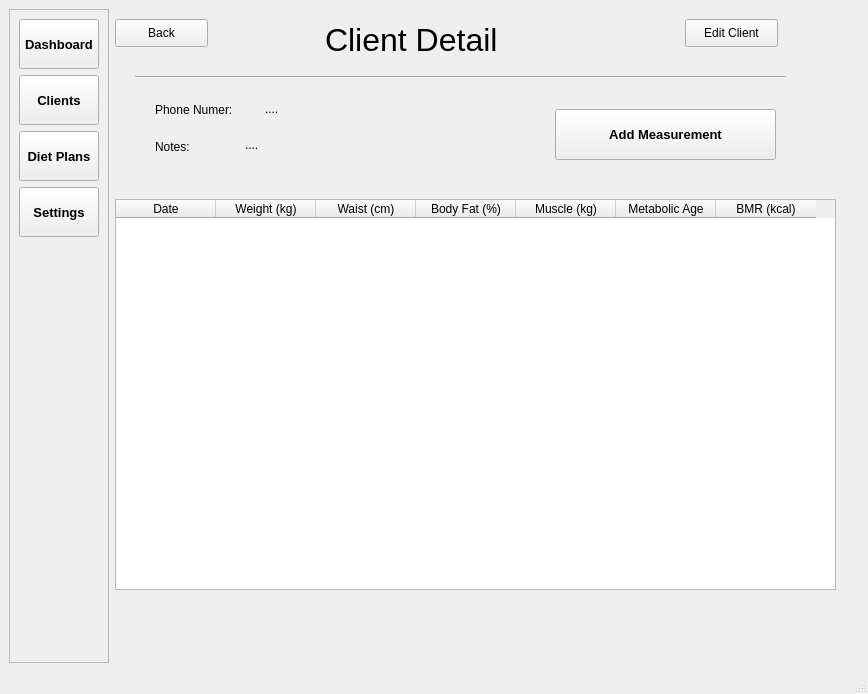
Above: app/views/main_window.ui from cavide-dev/dietician-client-tracker before the change. Below: the same form after it.
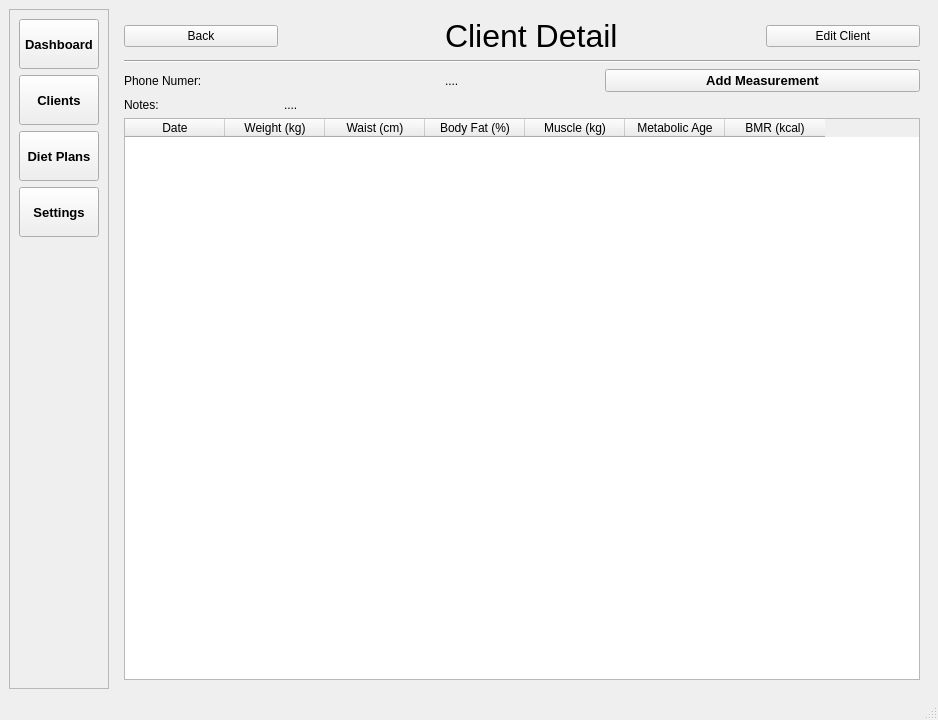
That is the form after the change.

Commit message: feat: refactor client detail layout to use grid layout for improved organization and readability

The edit to the form file:
```diff
--- a/app/views/main_window.ui
+++ b/app/views/main_window.ui
@@ -6,16 +6,16 @@
    <rect>
     <x>0</x>
     <y>0</y>
-    <width>868</width>
-    <height>694</height>
+    <width>938</width>
+    <height>720</height>
    </rect>
   </property>
   <property name="windowTitle">
    <string>MainWindow</string>
   </property>
   <widget class="QWidget" name="centralwidget">
-   <layout class="QHBoxLayout" name="horizontalLayout">
-    <item>
+   <layout class="QGridLayout" name="gridLayout">
+    <item row="0" column="0">
      <widget class="QFrame" name="frame">
       <property name="maximumSize">
        <size>
@@ -138,7 +138,7 @@
       </layout>
      </widget>
     </item>
-    <item>
+    <item row="0" column="1">
      <widget class="QStackedWidget" name="stackedWidget">
       <property name="currentIndex">
        <number>2</number>
@@ -192,28 +192,16 @@
        </layout>
       </widget>
       <widget class="QWidget" name="page_client_detail">
+       <layout class="QGridLayout" name="gridLayout_2">
+        <item row="0" column="0">
        <widget class="QPushButton" name="btn_back_to_list">
-        <property name="geometry">
-         <rect>
-          <x>0</x>
-          <y>10</y>
-          <width>93</width>
-          <height>28</height>
-         </rect>
-        </property>
         <property name="text">
          <string>Back</string>
         </property>
        </widget>
+        </item>
+        <item row="0" column="2" colspan="2">
        <widget class="QLabel" name="lbl_client_name">
-        <property name="geometry">
-         <rect>
-          <x>210</x>
-          <y>10</y>
-          <width>291</width>
-          <height>41</height>
-         </rect>
-        </property>
         <property name="font">
          <font>
           <family>MS UI Gothic</family>
@@ -224,67 +212,64 @@
          <string>Client Detail</string>
         </property>
        </widget>
+        </item>
+        <item row="0" column="4">
+         <widget class="QPushButton" name="btn_edit">
+          <property name="cursor">
+           <cursorShape>PointingHandCursor</cursorShape>
+          </property>
+          <property name="text">
+           <string>Edit Client</string>
+          </property>
+         </widget>
+        </item>
+        <item row="1" column="0" colspan="5">
        <widget class="Line" name="line">
-        <property name="geometry">
-         <rect>
-          <x>20</x>
-          <y>60</y>
-          <width>651</width>
-          <height>16</height>
-         </rect>
-        </property>
         <property name="orientation">
          <enum>Qt::Horizontal</enum>
         </property>
        </widget>
+        </item>
+        <item row="2" column="0" colspan="2">
        <widget class="QLabel" name="label_2">
-        <property name="geometry">
-         <rect>
-          <x>40</x>
-          <y>90</y>
-          <width>101</width>
-          <height>21</height>
-         </rect>
-        </property>
         <property name="text">
          <string>Phone Numer:</string>
         </property>
        </widget>
+        </item>
+        <item row="2" column="2">
        <widget class="QLabel" name="lbl_client_phone">
-        <property name="geometry">
-         <rect>
-          <x>150</x>
-          <y>90</y>
-          <width>91</width>
-          <height>20</height>
-         </rect>
-        </property>
         <property name="text">
          <string>....</string>
         </property>
        </widget>
+        </item>
+        <item row="2" column="3" colspan="2">
+         <widget class="QPushButton" name="btn_add_measurement">
+          <property name="font">
+           <font>
+            <pointsize>10</pointsize>
+            <weight>75</weight>
+            <bold>true</bold>
+           </font>
+          </property>
+          <property name="cursor">
+           <cursorShape>PointingHandCursor</cursorShape>
+          </property>
+          <property name="text">
+           <string>Add Measurement</string>
+          </property>
+         </widget>
+        </item>
+        <item row="3" column="0">
        <widget class="QLabel" name="label_5">
-        <property name="geometry">
-         <rect>
-          <x>40</x>
-          <y>130</y>
-          <width>91</width>
-          <height>16</height>
-         </rect>
-        </property>
         <property name="text">
          <string>Notes:</string>
         </property>
        </widget>
+        </item>
+        <item row="3" column="1" colspan="3">
        <widget class="QLabel" name="lbl_client_notes">
-        <property name="geometry">
-         <rect>
-          <x>130</x>
-          <y>120</y>
-          <width>441</width>
-          <height>31</height>
-         </rect>
-        </property>
         <property name="text">
          <string>....</string>
         </property>
@@ -292,54 +277,9 @@
          <bool>true</bool>
         </property>
        </widget>
-       <widget class="QPushButton" name="btn_edit">
-        <property name="geometry">
-         <rect>
-          <x>570</x>
-          <y>10</y>
-          <width>93</width>
-          <height>28</height>
-         </rect>
-        </property>
-        <property name="cursor">
-         <cursorShape>PointingHandCursor</cursorShape>
-        </property>
-        <property name="text">
-         <string>Edit Client</string>
-        </property>
-       </widget>
-       <widget class="QPushButton" name="btn_add_measurement">
-        <property name="geometry">
-         <rect>
-          <x>440</x>
-          <y>100</y>
-          <width>221</width>
-          <height>51</height>
-         </rect>
-        </property>
-        <property name="font">
-         <font>
-          <pointsize>10</pointsize>
-          <weight>75</weight>
-          <bold>true</bold>
-         </font>
-        </property>
-        <property name="cursor">
-         <cursorShape>PointingHandCursor</cursorShape>
-        </property>
-        <property name="text">
-         <string>Add Measurement</string>
-        </property>
-       </widget>
+        </item>
+        <item row="4" column="0" colspan="5">
        <widget class="QTableWidget" name="table_measurements">
-        <property name="geometry">
-         <rect>
-          <x>0</x>
-          <y>190</y>
-          <width>721</width>
-          <height>391</height>
-         </rect>
-        </property>
         <column>
          <property name="text">
           <string>Date</string>
@@ -376,6 +316,8 @@
          </property>
         </column>
        </widget>
+        </item>
+       </layout>
       </widget>
       <widget class="QWidget" name="page_add_client">
        <widget class="QPushButton" name="btn_save">
```
Left out of the diff: 2 changed lines with no effect on the pictures. Lines whose indentation alone changed are shown as unchanged.
